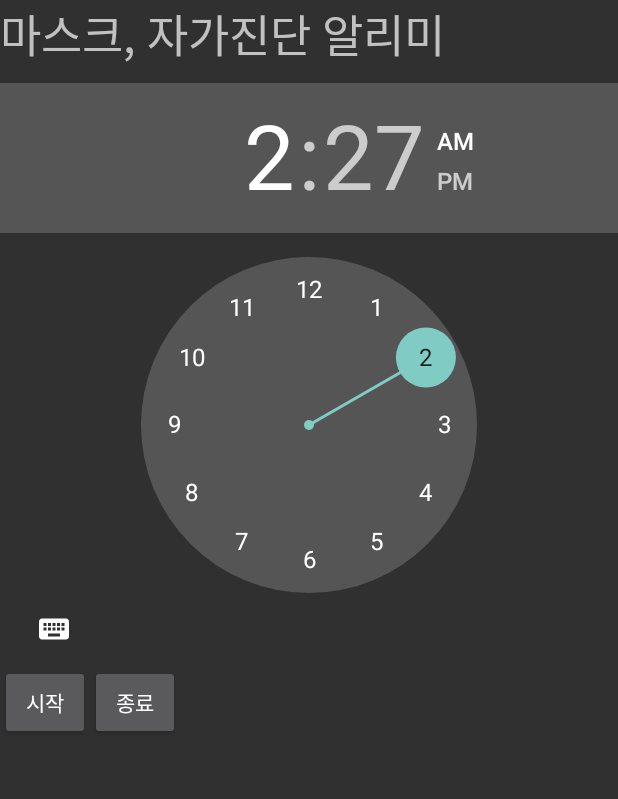
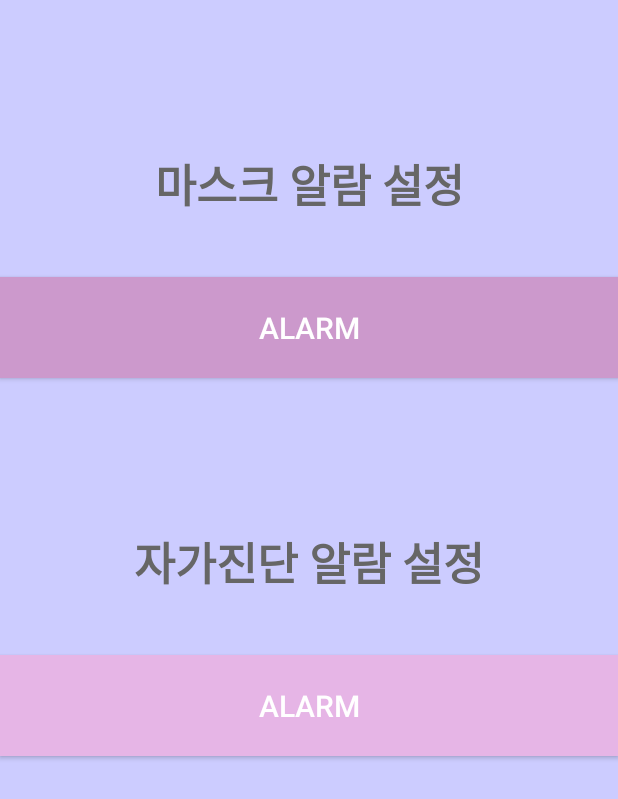
Before and after one commit to Shinipsae/COVID19HELPER, an Android app: the layout activity_alarm.xml on its own in the app's theme, with its tools: preview values and no code run, on a phone screen of 412 x 824 dp. Shown: the top 799 px of the screen. Run offline under Robolectric (Android 15) with nearby library versions, the phone set to English and light mode, and no system bars.

Commit message:
add activity_alarm.xml

```diff
--- a/COVID19HELPER/app/src/main/java/com/example/covid19helper/AlarmActivity.java
+++ /dev/null
@@ -1,16 +0,0 @@
-package com.example.covid19helper;
-
-import android.os.Bundle;
-
-import androidx.appcompat.app.AppCompatActivity;
-
-public class AlarmActivity extends AppCompatActivity {
-
-    @Override
-    protected void onCreate(Bundle savedInstanceState) {
-        super.onCreate(savedInstanceState);
-        setContentView(R.layout.activity_alarm); // 화면 나타내기
-
-    }
-
-}
--- a/COVID19HELPER/app/src/main/java/com/example/covid19helper/SignupActivity.java
+++ b/COVID19HELPER/app/src/main/java/com/example/covid19helper/SignupActivity.java
@@ -8,10 +8,6 @@ import android.widget.ImageButton;
 import android.widget.Toast;
 
 import androidx.appcompat.app.AppCompatActivity;
-
-import com.android.volley.RequestQueue;
-import com.android.volley.Response;
-import com.android.volley.toolbox.Volley;
 
 import org.json.JSONException;
 import org.json.JSONObject;
@@ -34,40 +30,5 @@ public class SignupActivity extends AppCompatActivity {
         password = findViewById(R.id.password);
 
         signupButton = findViewById(R.id.signupButton);
-        signupButton.setOnClickListener(new View.OnClickListener(){
-            @Override
-            public void onClick(View view){
-                // EditText에 현재 입력되어있는 값을 가져옴
-                String userName = name.getText().toString();
-                String userYYMMDD = yymmdd.getText().toString();
-                String userSchool = school.getText().toString();
-                String userID = id.getText().toString();
-                String userPassword = password.getText().toString();
-
-                Response.Listener<String> responseListener = new Response.Listener<String>() {
-                    @Override
-                    public void onResponse(String response) {
-                        try {
-                            JSONObject jsonObject = new JSONObject(response);
-                            boolean success = jsonObject.getBoolean("success");
-                            if (success) {
-                                Toast.makeText(getApplicationContext(), "회원 등록에 성공하였습니다.", Toast.LENGTH_SHORT).show();
-                                Intent intent = new Intent(SignupActivity.this, MainActivity.class);
-                                startActivity(intent);
-                            } else {
-                                Toast.makeText(getApplicationContext(), "회원 등록에 실패하였습니다.", Toast.LENGTH_SHORT).show();
-                                return;
-                            }
-                        } catch (JSONException e)  {
-                            e.printStackTrace();
-                        }
-                    }
-                };
-                // 서버로 Volley를 이용해서 요청을 함.
-                RegisterRequest registerRequest = new RegisterRequest(userName, userYYMMDD, userSchool, userID, userPassword, responseListener);
-                RequestQueue queue = Volley.newRequestQueue(SignupActivity.this);
-                queue.add(registerRequest);
-            }
-        });
     }
 }
--- a/COVID19HELPER/app/src/main/res/layout/activity_alarm.xml
+++ b/COVID19HELPER/app/src/main/res/layout/activity_alarm.xml
@@ -1,47 +1,57 @@
-<LinearLayout xmlns:android="http://schemas.android.com/apk/res/android"
-    xmlns:app="http://schemas.android.com/apk/res-auto"
-    xmlns:tools="http://schemas.android.com/tools"
+<?xml version="1.0" encoding="utf-8"?>
+<LinearLayout
+    xmlns:android="http://schemas.android.com/apk/res/android"
     android:layout_width="match_parent"
     android:layout_height="match_parent"
-    tools:context=".MainActivity"
     android:orientation="vertical"
-    android:gravity="top">
+    android:background="#ccccff">
 
     <TextView
         android:layout_width="match_parent"
         android:layout_height="wrap_content"
-        android:text="마스크, 자가진단 알리미"
-        android:textSize="30sp"
-        android:layout_marginBottom="10dp"/>
+        android:text="마스크 알람 설정"
+        android:textColor="#666666"
+        android:textSize="30dp"
+        android:layout_gravity="center_vertical|center_horizontal"
+        android:gravity="center_horizontal|center_vertical"
+        android:layout_marginTop="100dp"
+        android:textStyle="bold"/>
+    <TextView
+        android:layout_width="match_parent"
+        android:layout_height="wrap_content"
+        android:padding="10dp"/>
+    <Button
+        android:id="@+id/time"
+        android:layout_width="match_parent"
+        android:layout_height="wrap_content"
+        android:background="#cc99cc"
+        android:padding="20dp"
+        android:text="Alarm"
+        android:textSize="20dp"/>
 
-    <LinearLayout
-        android:orientation="vertical"
+
+
+    <TextView
         android:layout_width="match_parent"
-        android:layout_height="wrap_content">
-
-        <TimePicker
-            android:id="@+id/time_picker"
-            android:layout_width="wrap_content"
-            android:layout_height="wrap_content" />
-
-    </LinearLayout>
-
-    <LinearLayout
+        android:layout_height="wrap_content"
+        android:text="자가진단 알람 설정"
+        android:textColor="#666666"
+        android:textSize="30dp"
+        android:layout_gravity="center_vertical|center_horizontal"
+        android:gravity="center_horizontal|center_vertical"
+        android:layout_marginTop="100dp"
+        android:textStyle="bold"/>
+    <TextView
         android:layout_width="match_parent"
-        android:layout_height="wrap_content">
-
-        <Button
-            android:layout_width="60dp"
-            android:layout_height="50dp"
-            android:id="@+id/btn_start"
-            android:text="시작"/>
-
-        <Button
-            android:layout_width="60dp"
-            android:layout_height="50dp"
-            android:id="@+id/btn_finish"
-            android:text="종료" />
-
-    </LinearLayout>
+        android:layout_height="wrap_content"
+        android:padding="10dp"/>
+    <Button
+        android:id="@+id/time2"
+        android:layout_width="match_parent"
+        android:layout_height="wrap_content"
+        android:background="#E6B5E6"
+        android:padding="20dp"
+        android:text="Alarm"
+        android:textSize="20dp"/>
 
 </LinearLayout>
```
Also changed, not shown: COVID19HELPER/app/src/main/res/drawable-v24/naveridlogin.png (added).
